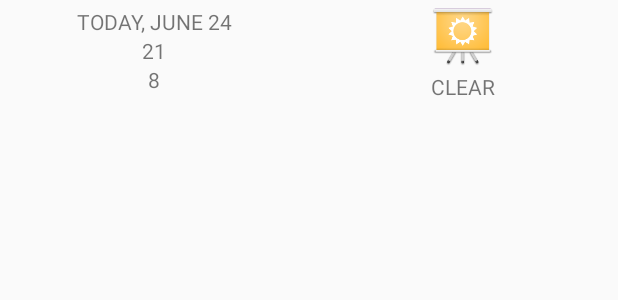
After one commit to whjpji/Sunshine, an Android app: the layout list_item_forecast_today.xml on its own in the app's theme, with its tools: preview values and no code run, on a phone screen of 412 x 824 dp. The commit adds this screen. Shown: the top 300 px of the screen. Run offline under Robolectric (Android 15) with nearby library versions, the phone set to English and light mode, and no system bars.

Commit message:
Build the list item layout for today.

```diff
--- a/app/src/main/res/layout/list_item_forecast.xml
+++ b/app/src/main/res/layout/list_item_forecast.xml
@@ -16,7 +16,7 @@
         android:layout_width="0dp"
         android:layout_height="match_parent"
         android:gravity="center_vertical"
-        android:layout_weight="1"
+        android:layout_weight="1.0"
         android:orientation="vertical">
 
         <TextView
--- /dev/null
+++ b/app/src/main/res/layout/list_item_forecast_today.xml
@@ -0,0 +1,60 @@
+<?xml version="1.0" encoding="utf-8"?>
+<LinearLayout xmlns:android="http://schemas.android.com/apk/res/android"
+    android:layout_width="match_parent"
+    android:layout_height="wrap_content"
+    android:orientation="horizontal"
+    android:gravity="center_vertical">
+
+    <LinearLayout
+        android:orientation="vertical"
+        android:layout_width="0dp"
+        android:layout_height="wrap_content"
+        android:layout_weight="1"
+        android:gravity="center_horizontal">
+
+        <TextView
+            android:layout_width="wrap_content"
+            android:layout_height="wrap_content"
+            android:gravity="center_horizontal"
+            android:text="TODAY, JUNE 24"
+            android:id="@+id/list_item_date_textview"/>
+
+        <TextView
+            android:layout_width="wrap_content"
+            android:layout_height="wrap_content"
+            android:gravity="center_horizontal"
+            android:text="21"
+            android:id="@+id/list_item_high_textview"/>
+
+        <TextView
+            android:layout_width="wrap_content"
+            android:layout_height="wrap_content"
+            android:gravity="center_horizontal"
+            android:text="8"
+            android:id="@+id/list_item_low_textview"/>
+
+    </LinearLayout>
+
+    <LinearLayout
+        android:layout_width="0dp"
+        android:layout_height="wrap_content"
+        android:layout_weight="1"
+        android:orientation="vertical"
+        android:gravity="center_horizontal">
+
+        <ImageView
+            android:layout_width="wrap_content"
+            android:layout_height="wrap_content"
+            android:id="@+id/list_item_icon"
+            android:src="@drawable/ic_launcher"/>
+
+        <TextView
+            android:layout_width="wrap_content"
+            android:layout_height="wrap_content"
+            android:gravity="center_horizontal"
+            android:text="CLEAR"
+            android:id="@+id/list_item_forecast_textview"/>
+
+    </LinearLayout>
+
+</LinearLayout>
```
